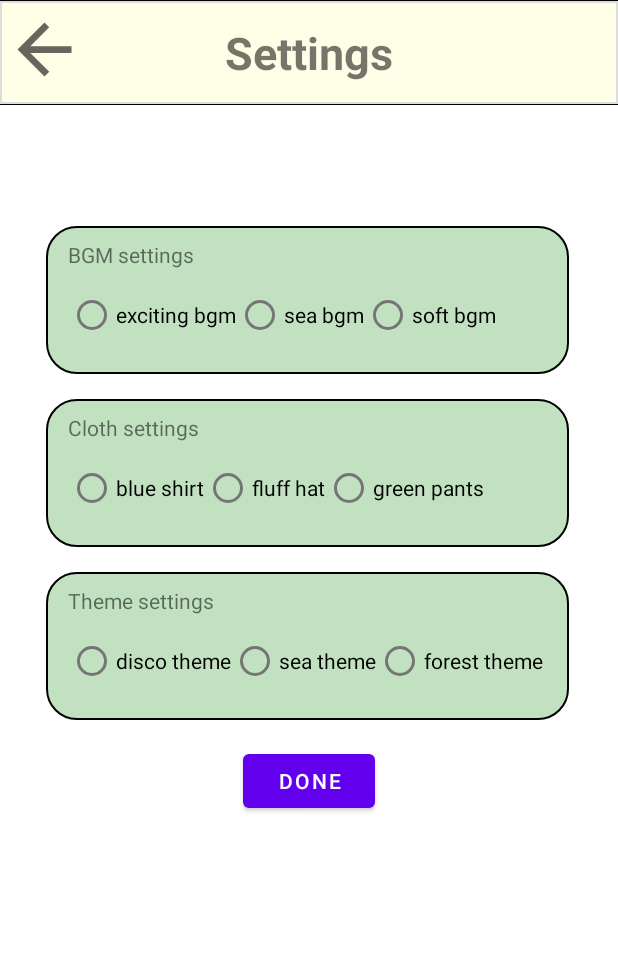
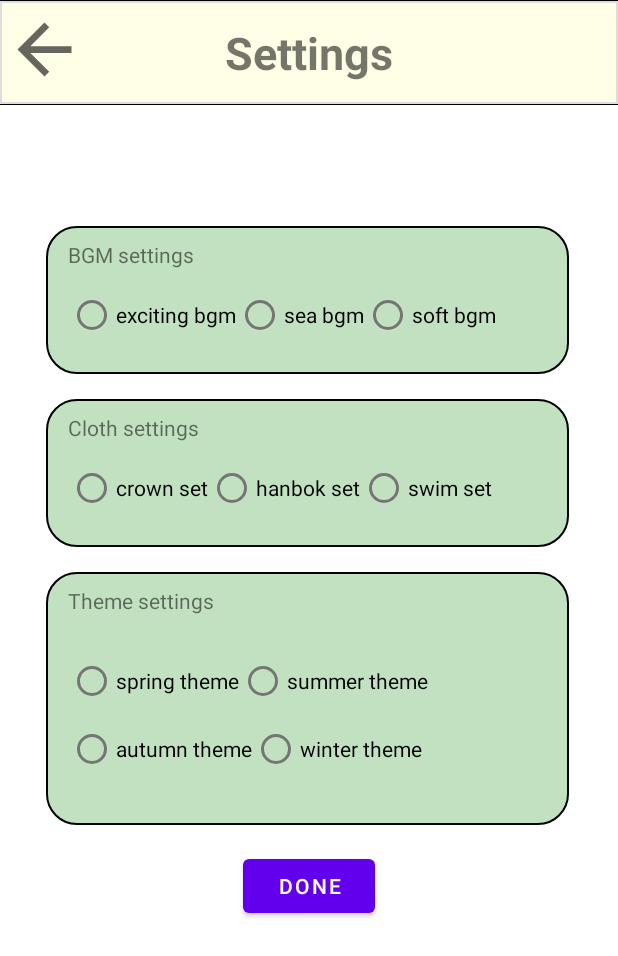
Before and after one commit to jkjungha/Emo-Record, an Android app: the layout change_theme.xml on its own in the app's theme, with its tools: preview values and no code run, on a phone screen of 412 x 824 dp. Shown: the top 956 px of the screen. Run offline under Robolectric (Android 15) with nearby library versions, the phone set to English and light mode, and no system bars.

Commit message:
fix change panda cloth

```diff
--- a/app/src/main/res/layout/change_theme.xml
+++ b/app/src/main/res/layout/change_theme.xml
@@ -41,11 +41,11 @@
         <LinearLayout
             android:layout_width="350dp"
             android:layout_height="100dp"
+            android:layout_marginBottom="15dp"
+            android:background="@drawable/black_border"
             android:orientation="vertical"
-            android:paddingLeft="15dp"
             android:paddingVertical="10dp"
-            android:layout_marginBottom="15dp"
-            android:background="@drawable/black_border">
+            android:paddingLeft="15dp">
 
             <TextView
                 android:layout_width="wrap_content"
@@ -85,11 +85,11 @@
         <LinearLayout
             android:layout_width="350dp"
             android:layout_height="100dp"
+            android:layout_marginBottom="15dp"
+            android:background="@drawable/black_border"
             android:orientation="vertical"
-            android:paddingLeft="15dp"
             android:paddingVertical="10dp"
-            android:layout_marginBottom="15dp"
-            android:background="@drawable/black_border">
+            android:paddingLeft="15dp">
 
             <TextView
                 android:layout_width="wrap_content"
@@ -106,33 +106,33 @@
                 android:orientation="horizontal">
 
                 <RadioButton
-                    android:id="@+id/blue_shirt_radio_button"
+                    android:id="@+id/crown_set_radio_button"
                     android:layout_width="wrap_content"
                     android:layout_height="wrap_content"
-                    android:text="blue shirt" />
+                    android:text="crown set" />
 
                 <RadioButton
-                    android:id="@+id/fluff_hat_radio_button"
+                    android:id="@+id/hanbok_set_radio_button"
                     android:layout_width="wrap_content"
                     android:layout_height="wrap_content"
-                    android:text="fluff hat" />
+                    android:text="hanbok set" />
 
                 <RadioButton
-                    android:id="@+id/green_pants_radio_button"
+                    android:id="@+id/swim_set_radio_button"
                     android:layout_width="wrap_content"
                     android:layout_height="wrap_content"
-                    android:text="green pants" />
+                    android:text="swim set" />
 
             </RadioGroup>
         </LinearLayout>
 
         <LinearLayout
             android:layout_width="350dp"
-            android:layout_height="100dp"
+            android:layout_height="170dp"
+            android:background="@drawable/black_border"
             android:orientation="vertical"
-            android:paddingLeft="15dp"
             android:paddingVertical="10dp"
-            android:background="@drawable/black_border">
+            android:paddingLeft="15dp">
 
             <TextView
                 android:layout_width="wrap_content"
@@ -146,34 +146,52 @@
                 android:layout_centerInParent="true"
                 android:layout_marginTop="20dp"
                 android:layout_marginBottom="20dp"
+                android:orientation="vertical">
+
+                <LinearLayout
+                    android:layout_width="wrap_content"
+                    android:layout_height="wrap_content"
                     android:orientation="horizontal">
 
                     <RadioButton
-                    android:id="@+id/disco_theme_radio_button"
+                        android:id="@+id/spring_theme_radio_button"
                         android:layout_width="wrap_content"
                         android:layout_height="wrap_content"
-                    android:text="disco theme" />
+                        android:text="spring theme" />
 
                     <RadioButton
-                    android:id="@+id/sea_theme_radio_button"
+                        android:id="@+id/summer_theme_radio_button"
                         android:layout_width="wrap_content"
                         android:layout_height="wrap_content"
-                    android:text="sea theme" />
+                        android:text="summer theme" />
+                </LinearLayout>
+
+                <LinearLayout
+                    android:layout_width="wrap_content"
+                    android:layout_height="wrap_content"
+                    android:orientation="horizontal">
 
                     <RadioButton
-                    android:id="@+id/forest_theme_radio_button"
+                        android:id="@+id/autumn_theme_radio_button"
                         android:layout_width="wrap_content"
                         android:layout_height="wrap_content"
-                    android:text="forest theme" />
+                        android:text="autumn theme" />
+
+                    <RadioButton
+                        android:id="@+id/winter_theme_radio_button"
+                        android:layout_width="wrap_content"
+                        android:layout_height="wrap_content"
+                        android:text="winter theme" />
+                </LinearLayout>
 
             </RadioGroup>
         </LinearLayout>
 
         <Button
-            android:layout_gravity="center"
             android:id="@+id/done_button"
             android:layout_width="wrap_content"
             android:layout_height="wrap_content"
+            android:layout_gravity="center"
             android:layout_marginTop="16dp"
             android:text="done" />
 
--- a/app/src/main/res/layout/fragment_home.xml
+++ b/app/src/main/res/layout/fragment_home.xml
@@ -22,7 +22,7 @@
         android:layout_weight="0"
         app:layout_constraintEnd_toEndOf="parent"
         app:layout_constraintTop_toBottomOf="@+id/recyclerview"
-        app:srcCompat="@drawable/panda4"
+        app:srcCompat="@drawable/panda"
         tools:ignore="MissingConstraints" />
 
 </androidx.constraintlayout.widget.ConstraintLayout>
```
Also changed, not shown: app/src/main/java/com/example/klab2/ChangeThemeActivity.kt (+41 -32 lines), app/src/main/java/com/example/klab2/HomeFragment.kt (+10 -0 lines). Lines whose indentation alone changed are shown as unchanged.
